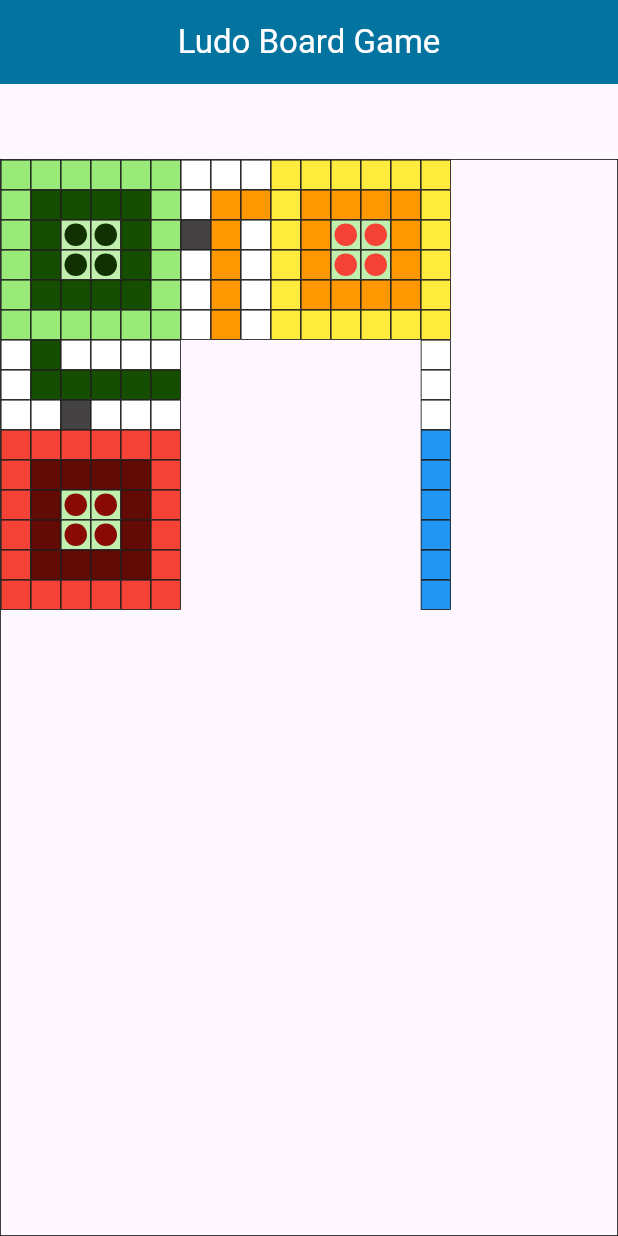
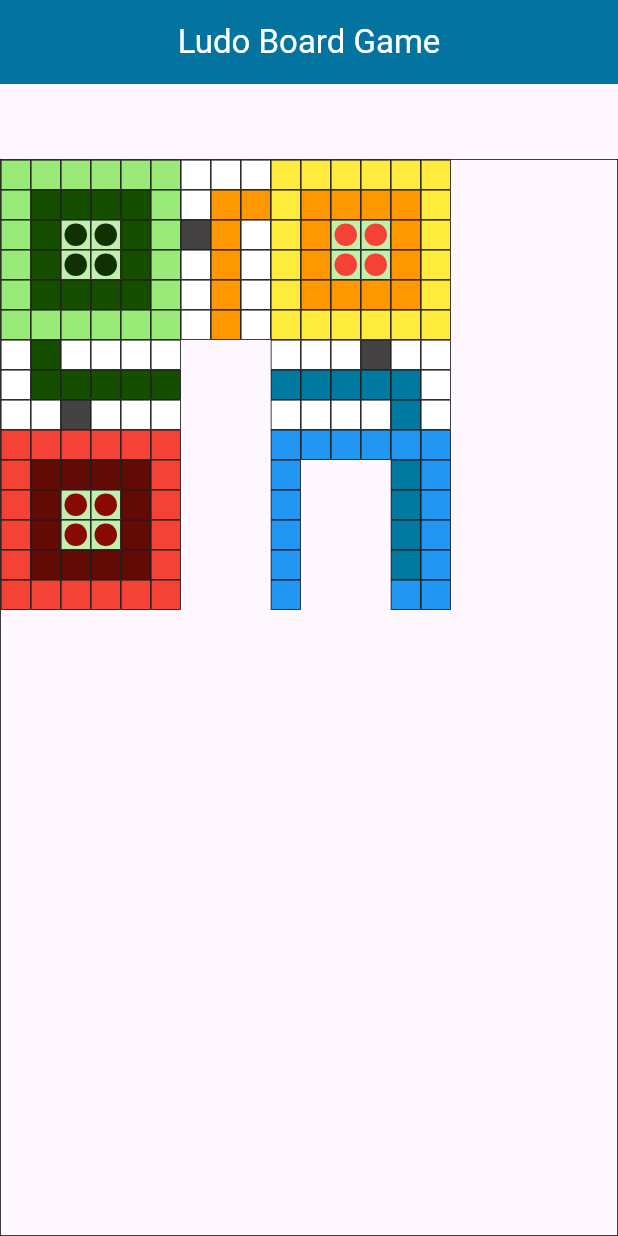
Before and after one commit to SoftwareDeveloper-flutter/ludo_board, a Flutter app: the screen it shows after launch, on a phone screen of 412 x 824 dp. Run offline on Flutter 3.47's test engine with Material 3 defaults, Android fonts, the phone set to English and light mode, and no system bars.

Commit message:
half blue side done

```diff
--- a/lib/main.dart
+++ b/lib/main.dart
@@ -190,6 +190,15 @@
                customWidget(Colors.yellow),
                customWidget(Colors.yellow),
                customWidget(Colors.yellow),
+               customWidget(Colors.white),
+              customWidget(const Color.fromARGB(255, 0, 121, 161)),
+               customWidget(Colors.white),
+                 customWidget(Colors.blue),
+              customWidget(Colors.blue),
+              customWidget(Colors.blue),
+              customWidget(Colors.blue),
+              customWidget(Colors.blue),
+              customWidget(Colors.blue),
               ],
 
             ),
@@ -201,6 +210,10 @@
                  customWidget(Colors.orange),
                  customWidget(Colors.orange),
               customWidget(Colors.yellow),
+              customWidget(Colors.white),
+                     customWidget(const Color.fromARGB(255, 0, 121, 161)),
+                    customWidget(Colors.white),
+                     customWidget(Colors.blue),
               ],
 
             ), Column(
@@ -211,6 +224,10 @@
                   customCircleWidget(const Color.fromARGB(255, 193, 240, 174),Colors.red),
                  customWidget(Colors.orange),
                   customWidget(Colors.yellow),
+                  customWidget(Colors.white),
+                         customWidget(const Color.fromARGB(255, 0, 121, 161)),
+                    customWidget(Colors.white),
+                     customWidget(Colors.blue),
               ],
 
             ), Column(
@@ -221,6 +238,10 @@
                                   customCircleWidget(const Color.fromARGB(255, 193, 240, 174),Colors.red),
                  customWidget(Colors.orange),
                   customWidget(Colors.yellow),
+                    customWidget(const Color.fromARGB(255, 68, 66, 66)),
+                    customWidget(const Color.fromARGB(255, 0, 121, 161)),
+                    customWidget(Colors.white),
+                     customWidget(Colors.blue),
               ],
 
             ),Column(
@@ -231,6 +252,15 @@
                  customWidget(Colors.orange),
                    customWidget(Colors.orange),
                    customWidget(Colors.yellow),
+                    customWidget(Colors.white),
+                    customWidget(const Color.fromARGB(255, 0, 121, 161)),
+                  customWidget(const Color.fromARGB(255, 0, 121, 161)),
+                   customWidget(Colors.blue),
+                      customWidget(const Color.fromARGB(255, 0, 121, 161)),
+                  customWidget(const Color.fromARGB(255, 0, 121, 161)),
+                     customWidget(const Color.fromARGB(255, 0, 121, 161)),
+                  customWidget(const Color.fromARGB(255, 0, 121, 161)),
+                  customWidget(Colors.blue),
               ],
 
             ),
```
